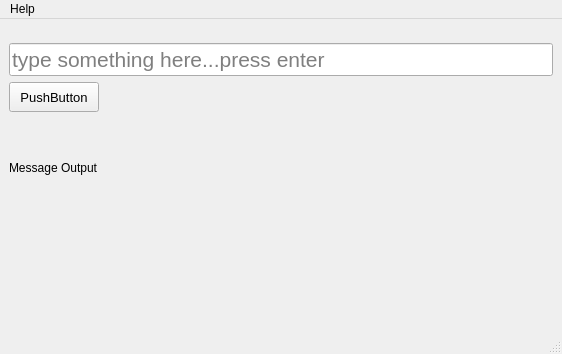
Above: main.ui from BrianHammond/Qt_Designer_Template before the change. Below: the same form after it.
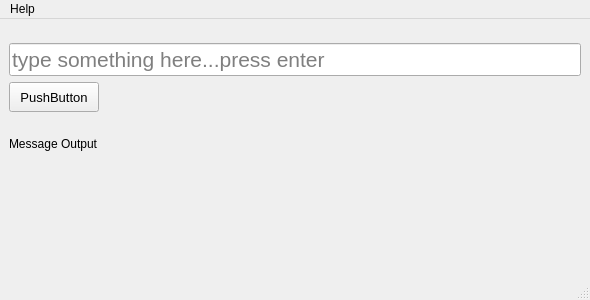
That is the form after the change. Icons and pictures are not drawn.

Commit message: added about qt

The edit to the form file:
```diff
--- a/main.ui
+++ b/main.ui
@@ -6,8 +6,8 @@
    <rect>
     <x>0</x>
     <y>0</y>
-    <width>562</width>
-    <height>354</height>
+    <width>590</width>
+    <height>300</height>
    </rect>
   </property>
   <property name="sizePolicy">
@@ -110,7 +110,7 @@
       <property name="sizeHint" stdset="0">
        <size>
         <width>20</width>
-        <height>106</height>
+        <height>100</height>
        </size>
       </property>
      </spacer>
@@ -123,7 +123,7 @@
     <rect>
      <x>0</x>
      <y>0</y>
-     <width>562</width>
+     <width>590</width>
      <height>21</height>
     </rect>
    </property>
```
Left out of the diff: 6 changed lines with no effect on the pictures. The commit also changes 1 other file.
